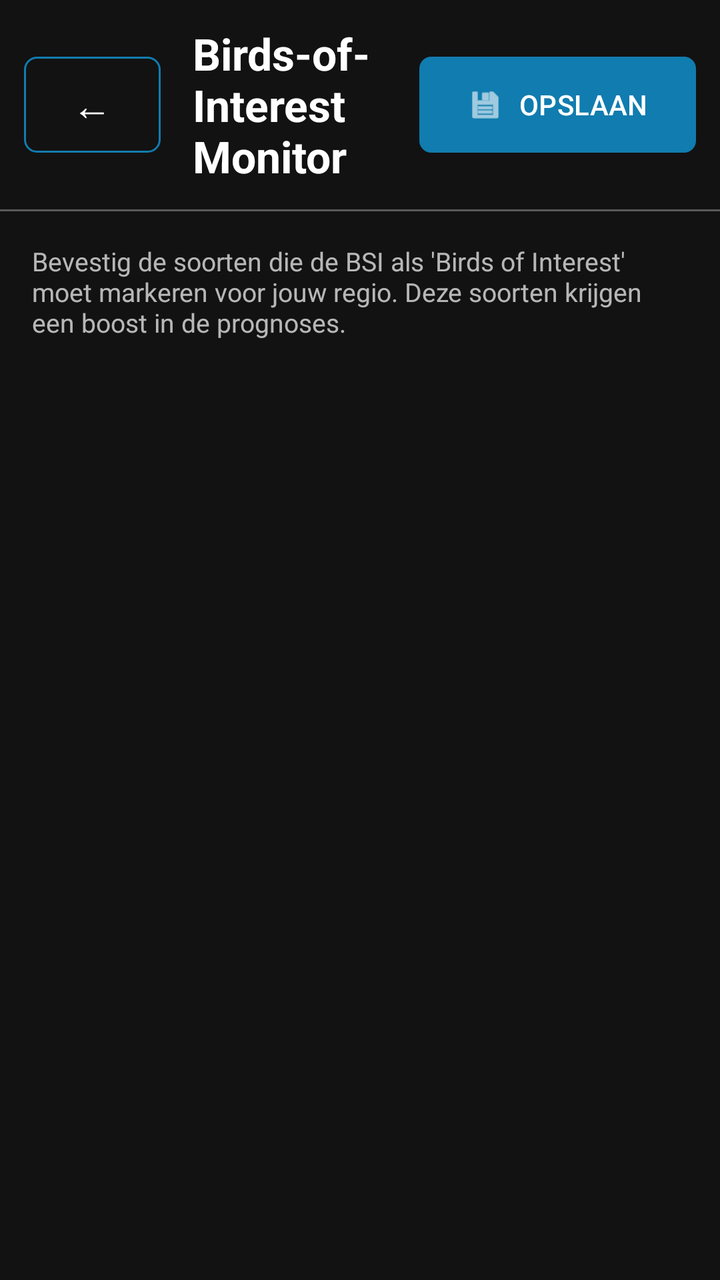
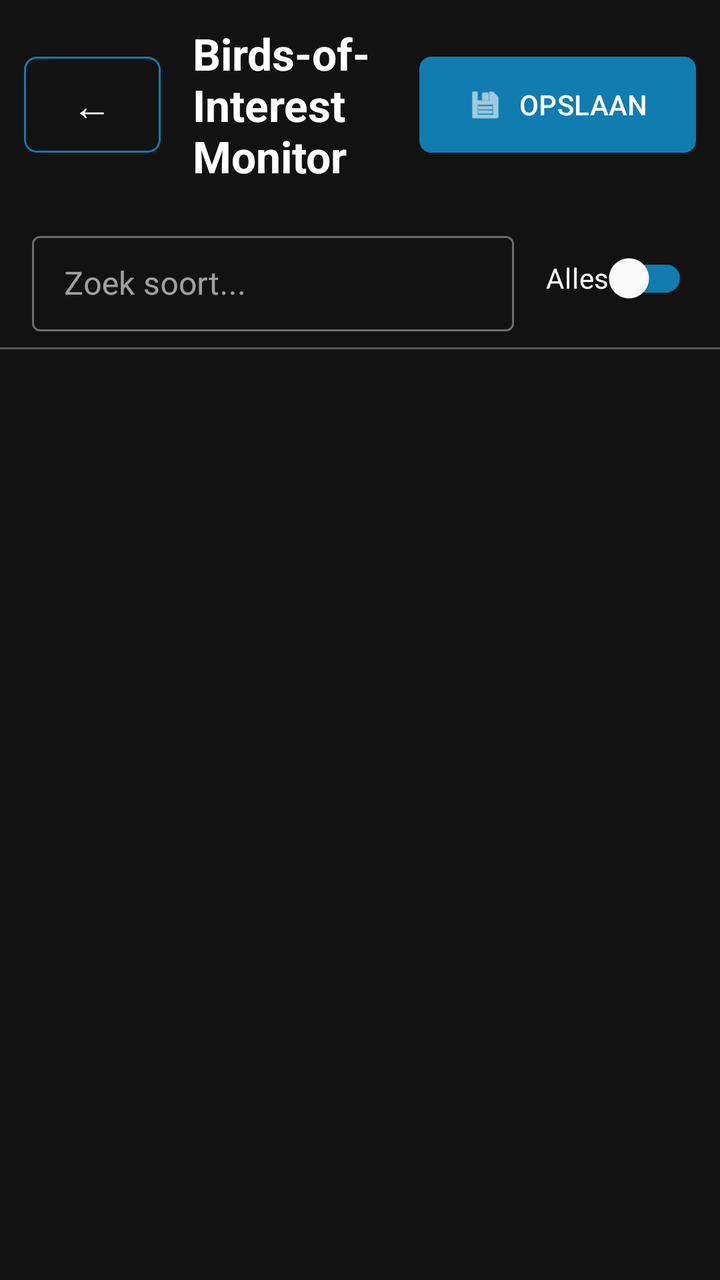

The first picture is an Android layout as it rendered before a commit; the second is the same layout after the commit. The layout source and the unified diff follow.
<!-- AndroidManifest.xml: application theme Theme.VT5.Dark -->
<!-- res/layout/scherm_krenten_monitor.xml -->
<?xml version="1.0" encoding="utf-8"?>
<LinearLayout xmlns:android="http://schemas.android.com/apk/res/android"
    android:fitsSystemWindows="true"
    xmlns:app="http://schemas.android.com/apk/res-auto"
    android:layout_width="match_parent"
    android:layout_height="match_parent"
    android:background="@color/vt5_black"
    android:orientation="vertical">

    
    <LinearLayout
        android:layout_width="match_parent"
        android:layout_height="wrap_content"
        android:gravity="center_vertical"
        android:orientation="horizontal"
        android:padding="12dp">

        <com.google.android.material.button.MaterialButton
            android:id="@+id/btnTerug"
            style="@style/Widget.VT5.Button.Outlined"
            android:layout_width="wrap_content"
            android:layout_height="wrap_content"
            android:minWidth="48dp"
            android:text="@string/instellingen_back_arrow"
            android:textSize="20sp" />

        <TextView
            android:layout_width="0dp"
            android:layout_height="wrap_content"
            android:layout_marginStart="16dp"
            android:layout_weight="1"
            android:text="Birds-of-Interest Monitor"
            android:textColor="@color/vt5_on_surface"
            android:textSize="22sp"
            android:textStyle="bold" />

        <com.google.android.material.button.MaterialButton
            android:id="@+id/btnSave"
            style="@style/Widget.VT5.Button"
            android:layout_width="wrap_content"
            android:layout_height="wrap_content"
            android:text="OPSLAAN"
            app:icon="@android:drawable/ic_menu_save" />
    </LinearLayout>

    <View
        android:layout_width="match_parent"
        android:layout_height="1dp"
        android:alpha="0.3"
        android:background="@color/vt5_on_surface" />

    <TextView
        android:layout_width="match_parent"
        android:layout_height="wrap_content"
        android:padding="16dp"
        android:text="Bevestig de soorten die de BSI als 'Birds of Interest' moet markeren voor jouw regio. Deze soorten krijgen een boost in de prognoses."
        android:textColor="@color/vt5_on_surface"
        android:alpha="0.7"
        android:textSize="13sp" />

    <androidx.recyclerview.widget.RecyclerView
        android:id="@+id/rvKrenten"
        android:layout_width="match_parent"
        android:layout_height="match_parent"
        android:clipToPadding="false"
        android:padding="8dp" />

</LinearLayout>
<!-- resources referenced by this layout -->
<resources>
  <color name="vt5_black">#121212</color>
  <color name="vt5_on_surface">@color/popup_bg_wit</color>
  <string name="instellingen_back_arrow">←</string>
  <style name="Widget.VT5.Button" parent="Widget.Material3.Button">
          
          <item name="cornerRadius">@dimen/vt5_btn_corner</item>
          <item name="android:insetLeft">0dp</item>
          <item name="android:insetRight">0dp</item>
          <item name="android:insetTop">0dp</item>
          <item name="android:insetBottom">0dp</item>
          <item name="iconPadding">8dp</item>
          <item name="android:minHeight">48dp</item>
  
          
          <item name="backgroundTint">@color/vt5_light_blue</item>
          <item name="android:textColor">@color/vt5_white</item>
          <item name="rippleColor">?attr/colorPrimaryContainer</item>
  
          
          <item name="strokeColor">@color/vt5_light_gray</item>
          <item name="strokeWidth">0dp</item>
      </style>
  <color name="popup_bg_wit">#FFFFFFFF</color>
  <dimen name="vt5_btn_corner">6dp</dimen>
  <color name="vt5_light_blue">#117CAF</color>
  <color name="vt5_white">#FFFFFF</color>
  <color name="vt5_light_gray">#5D748C</color>
  <!-- drawable vt5_btn_selector (drawable) -->
  <?xml version="1.0" encoding="utf-8"?>
  <selector xmlns:android="http://schemas.android.com/apk/res/android">
  
      
      <item android:state_checked="true" android:drawable="@drawable/vt5_btn_checked" />
  
      
      <item android:state_pressed="true" android:drawable="@drawable/vt5_btn_pressed" />
  
      
      <item android:drawable="@drawable/vt5_btn_unchecked" />
  </selector>
  <dimen name="vt5_btn_stroke">1dp</dimen>
  <style name="ThemeOverlay.VT5.MaterialAlertDialog" parent="ThemeOverlay.Material3.MaterialAlertDialog">
          <item name="buttonBarPositiveButtonStyle">@style/Widget.VT5.AlertDialog.Button</item>
          <item name="buttonBarNegativeButtonStyle">@style/Widget.VT5.AlertDialog.Button</item>
          <item name="buttonBarNeutralButtonStyle">@style/Widget.VT5.AlertDialog.Button</item>
      </style>
  <!-- drawable vt5_btn_checked (drawable) -->
  <?xml version="1.0" encoding="utf-8"?>
  <shape xmlns:android="http://schemas.android.com/apk/res/android" android:shape="rectangle">
      
      <solid android:color="@color/vt5_light_blue" />
      
      <corners android:radius="@dimen/vt5_btn_corner" />
      
      <padding android:left="8dp" android:top="6dp" android:right="8dp" android:bottom="6dp" />
  </shape>
  <!-- drawable vt5_btn_pressed (drawable) -->
  <?xml version="1.0" encoding="utf-8"?>
  <shape xmlns:android="http://schemas.android.com/apk/res/android" android:shape="rectangle">
      
      <solid android:color="@color/vt5_light_blue" />
      <corners android:radius="@dimen/vt5_btn_corner" />
      <padding android:left="8dp" android:top="6dp" android:right="8dp" android:bottom="6dp" />
  </shape>
  <!-- drawable vt5_btn_unchecked (drawable) -->
  <?xml version="1.0" encoding="utf-8"?>
  <shape xmlns:android="http://schemas.android.com/apk/res/android" android:shape="rectangle">
      
      <solid android:color="@color/vt5_black" />
      
      <stroke android:width="@dimen/vt5_btn_stroke" android:color="@color/vt5_light_blue" />
      <corners android:radius="@dimen/vt5_btn_corner" />
      <padding android:left="8dp" android:top="6dp" android:right="8dp" android:bottom="6dp" />
  </shape>
  <style name="Widget.VT5.AlertDialog.Button" parent="Widget.Material3.Button.TextButton.Dialog">
          <item name="android:textColor">@color/vt5_white</item>
      </style>
  <!-- unchanged entries left out for length: 2 -->
</resources>

<!-- the commit's change to res/layout/scherm_krenten_monitor.xml (unified diff, before → after) -->
@@ -43,20 +43,48 @@
             app:icon="@android:drawable/ic_menu_save" />
     </LinearLayout>
 
+    <LinearLayout
+        android:layout_width="match_parent"
+        android:layout_height="wrap_content"
+        android:gravity="center_vertical"
+        android:orientation="horizontal"
+        android:paddingStart="16dp"
+        android:paddingEnd="16dp"
+        android:paddingTop="8dp"
+        android:paddingBottom="8dp">
+
+        <com.google.android.material.textfield.TextInputLayout
+            android:layout_width="0dp"
+            android:layout_height="wrap_content"
+            android:layout_weight="1"
+            android:hint="Zoek soort..."
+            app:hintTextColor="@color/vt5_light_blue"
+            style="@style/Widget.MaterialComponents.TextInputLayout.OutlinedBox.Dense">
+
+            <com.google.android.material.textfield.TextInputEditText
+                android:id="@+id/etZoek"
+                android:layout_width="match_parent"
+                android:layout_height="wrap_content"
+                android:textColor="@color/vt5_white"
+                android:imeOptions="actionSearch"
+                android:singleLine="true" />
+        </com.google.android.material.textfield.TextInputLayout>
+
+        <com.google.android.material.switchmaterial.SwitchMaterial
+            android:id="@+id/switchShowAll"
+            android:layout_width="wrap_content"
+            android:layout_height="wrap_content"
+            android:layout_marginStart="16dp"
+            android:text="Alles"
+            android:textColor="@color/vt5_on_surface"
+            android:textSize="14sp" />
+    </LinearLayout>
+
     <View
         android:layout_width="match_parent"
         android:layout_height="1dp"
         android:alpha="0.3"
         android:background="@color/vt5_on_surface" />
-
-    <TextView
-        android:layout_width="match_parent"
-        android:layout_height="wrap_content"
-        android:padding="16dp"
-        android:text="Bevestig de soorten die de BSI als 'Birds of Interest' moet markeren voor jouw regio. Deze soorten krijgen een boost in de prognoses."
-        android:textColor="@color/vt5_on_surface"
-        android:alpha="0.7"
-        android:textSize="13sp" />
 
     <androidx.recyclerview.widget.RecyclerView
         android:id="@+id/rvKrenten"
